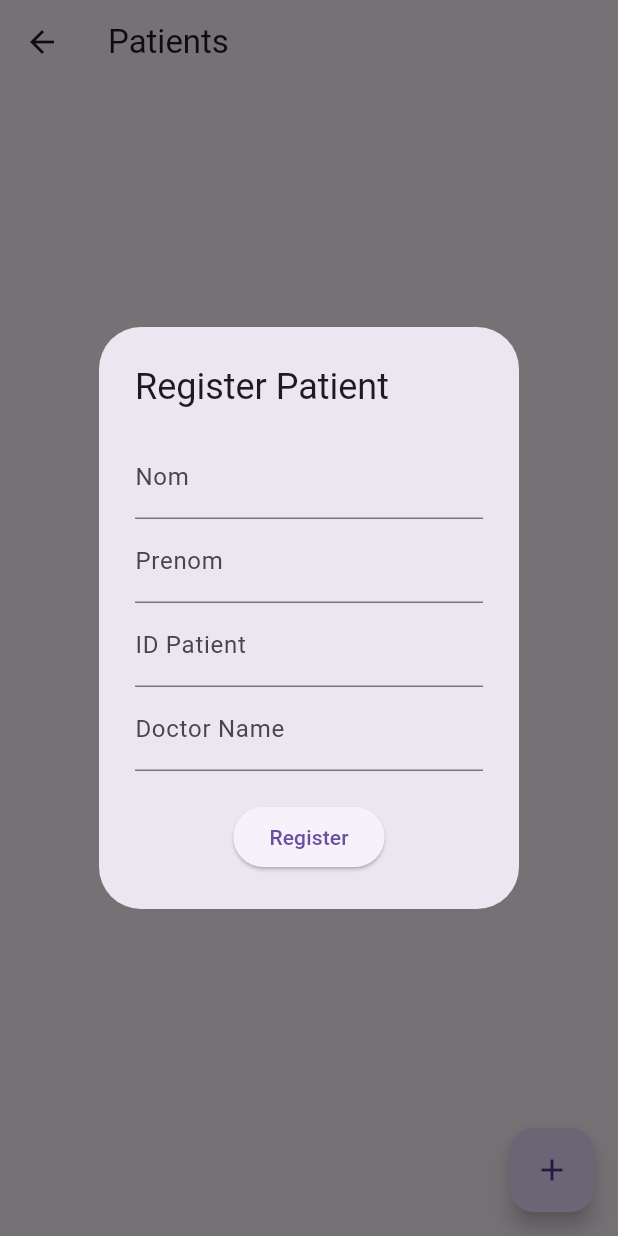
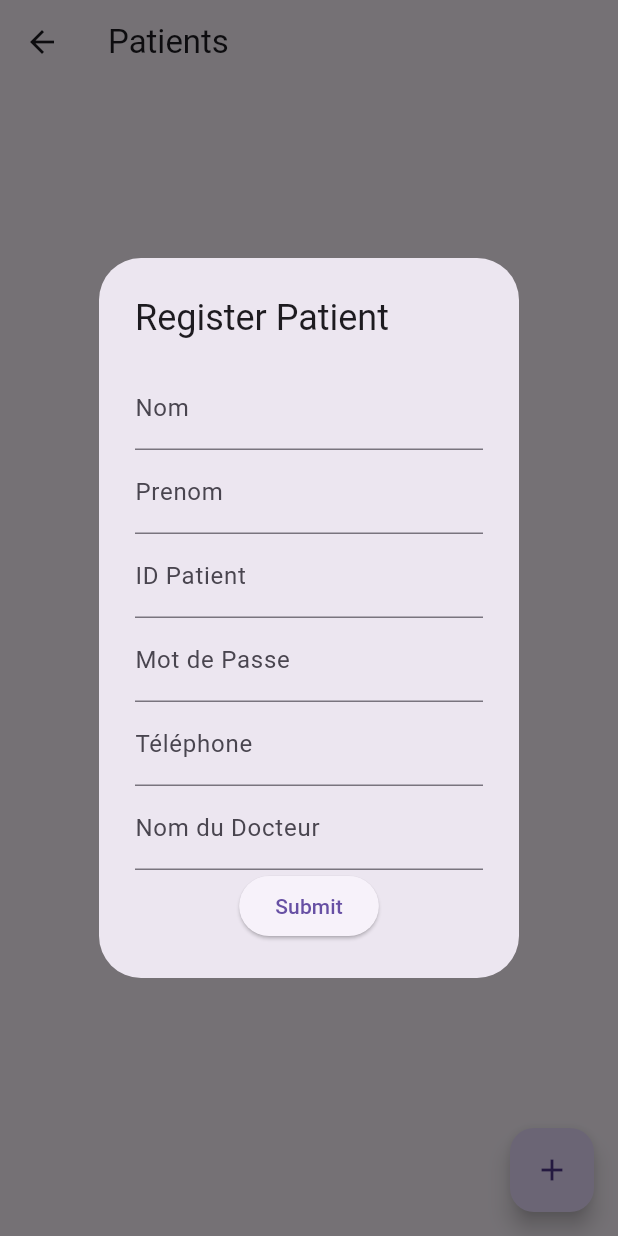
Before and after one commit to benmoumenzineb/front, a Flutter app: the PatientsPage screen opened directly, after a tap on the "add" icon, on a phone screen of 412 x 824 dp. Run offline on Flutter 3.47's test engine with Material 3 defaults, Android fonts, the phone set to English and light mode, and no system bars; our stand-ins replace fl_chart; network calls fail.

Commit message:
3 commit

```diff
--- a/lib/patients.dart
+++ b/lib/patients.dart
@@ -6,18 +6,27 @@ class Patient {
   final String idPatient;
   final String nom;
   final String prenom;
+  final String motDePasse;
+  final String telephone;
+  final String doctorName;
 
   Patient({
     required this.idPatient,
     required this.nom,
     required this.prenom,
+    required this.motDePasse,
+    required this.telephone,
+    required this.doctorName,
   });
 
   factory Patient.fromJson(Map<String, dynamic> json) {
     return Patient(
-      idPatient: json['idPatient'],
-      nom: json['nom'],
-      prenom: json['prenom'],
+      idPatient: json['idPatient'] ?? '',
+      nom: json['nom'] ?? '',
+      prenom: json['prenom'] ?? '',
+      motDePasse: json['motDePasse'] ?? '',
+      telephone: json['telephone'] ?? '',
+      doctorName: json['doctorName'] ?? '',
     );
   }
 
@@ -26,6 +35,9 @@ class Patient {
       'idPatient': idPatient,
       'nom': nom,
       'prenom': prenom,
+      'motDePasse': motDePasse,
+      'telephone': telephone,
+      'doctorName': doctorName,
     };
   }
 }
@@ -54,41 +66,68 @@ class _PatientsPageState extends State<PatientsPage> {
           patients = body.map((dynamic item) => Patient.fromJson(item)).toList();
         });
       } else {
-        print('Response body: ${response.body}');
         throw Exception('Failed to load patients');
       }
     } catch (e) {
-      print(e);
-      // Gérer l'erreur de manière appropriée dans votre application
+      print('Error: $e');
     }
   }
 
-  Future<void> registerPatient(String nom, String prenom, String idPatient, String doctorName) async {
+  Future<void> addPatient(Patient patient) async {
     var url = Uri.parse('http://localhost:8080/api/patients/createWithAuth');
     try {
       final response = await http.post(
         url,
-        headers: <String, String>{
-          'Content-Type': 'application/json; charset=UTF-8',
-        },
-        body: jsonEncode({
-          'nom': nom,
-          'prenom': prenom,
-          'id_patient': idPatient,
-          'doctorName': doctorName,
-        }),
+        headers: {'Content-Type': 'application/json; charset=UTF-8'},
+        body: jsonEncode(patient.toJson()),
       );
       if (response.statusCode == 201) {
         fetchPatients();
       } else {
-        print('Response body: ${response.body}');
-        throw Exception('Failed to register patient');
+        throw Exception('Failed to add patient');
       }
     } catch (e) {
-      print(e);
-      // Gérer l'erreur de manière appropriée dans votre application
+      print('Error: $e');
     }
   }
+
+
+  Future<void> deletePatient(String name) async {
+    var url = Uri.parse('http://localhost:8080/api/patients/byName');
+    try {
+      final response = await http.delete(url);
+      if (response.statusCode == 204) {
+        fetchPatients();
+      } else if (response.statusCode == 404) {
+        throw Exception('Patient not found');
+      } else {
+        throw Exception('Failed to delete patient');
+      }
+    } catch (e) {
+      print('Error: $e');
+    }
+  }
+/*pour donner non au token
+Future<void> deletePatientByName(String patientName) async {
+  final response = await http.delete(
+    Uri.parse('http://localhost:8080/api/patients/byName'),
+    headers: <String, String>{
+      'Content-Type': 'application/json; charset=UTF-8',
+      'Authorization': 'Bearer $accessToken', // Assurez-vous d'inclure le jeton d'authentification si nécessaire
+    },
+    body: jsonEncode(<String, String>{
+      'patientName': patientName,
+    }),
+  );
+
+  if (response.statusCode == 204) {
+    // Patient supprimé avec succès
+  } else {
+    // Gérer les autres codes d'état HTTP, par exemple, afficher un message d'erreur
+  }
+}
+
+ */
 
   @override
   Widget build(BuildContext context) {
@@ -101,8 +140,14 @@ class _PatientsPageState extends State<PatientsPage> {
         itemBuilder: (context, index) {
           final patient = patients[index];
           return ListTile(
-            title: Text(patient.nom),
-            subtitle: Text(patient.prenom),
+            title: Text(patient.nom.isNotEmpty ? patient.nom : 'Nom inconnu'),
+            subtitle: Text(patient.prenom.isNotEmpty ? patient.prenom : 'Prénom inconnu'),
+            trailing: IconButton(
+              icon: Icon(Icons.delete),
+              onPressed: () {
+                deletePatient(patient.idPatient);
+              },
+            ),
           );
         },
       ),
@@ -113,7 +158,7 @@ class _PatientsPageState extends State<PatientsPage> {
             builder: (context) {
               return AlertDialog(
                 title: Text('Register Patient'),
-                content: RegisterPatientForm(onSubmit: registerPatient),
+                content: RegisterPatientForm(onSubmit: addPatient),
               );
             },
           );
@@ -125,7 +170,7 @@ class _PatientsPageState extends State<PatientsPage> {
 }
 
 class RegisterPatientForm extends StatefulWidget {
-  final Function(String, String, String, String) onSubmit;
+  final Function(Patient) onSubmit;
 
   RegisterPatientForm({required this.onSubmit});
 
@@ -138,7 +183,9 @@ class _RegisterPatientFormState extends State<RegisterPatientForm> {
   final _nomController = TextEditingController();
   final _prenomController = TextEditingController();
   final _idPatientController = TextEditingController();
-  final _doctorNameController = TextEditingController();
+  final _motDePasseController = TextEditingController();
+  final _telephoneController = TextEditingController();
+  final _nomDocteurController = TextEditingController();
 
   @override
   Widget build(BuildContext context) {
@@ -178,8 +225,28 @@ class _RegisterPatientFormState extends State<RegisterPatientForm> {
             },
           ),
           TextFormField(
-            controller: _doctorNameController,
-            decoration: InputDecoration(labelText: 'Doctor Name'),
+            controller: _motDePasseController,
+            decoration: InputDecoration(labelText: 'Mot de Passe'),
+            validator: (value) {
+              if (value == null || value.isEmpty) {
+                return 'Please enter a mot de passe';
+              }
+              return null;
+            },
+          ),
+          TextFormField(
+            controller: _telephoneController,
+            decoration: InputDecoration(labelText: 'Téléphone'),
+            validator: (value) {
+              if (value == null || value.isEmpty) {
+                return 'Please enter a telephone';
+              }
+              return null;
+            },
+          ),
+          TextFormField(
+            controller: _nomDocteurController,
+            decoration: InputDecoration(labelText: 'Nom du Docteur'),
             validator: (value) {
               if (value == null || value.isEmpty) {
                 return 'Please enter a doctor name';
@@ -187,20 +254,22 @@ class _RegisterPatientFormState extends State<RegisterPatientForm> {
               return null;
             },
           ),
-          SizedBox(height: 20),
           ElevatedButton(
             onPressed: () {
-              if (_formKey.currentState!.validate()) {
-                widget.onSubmit(
-                  _nomController.text,
-                  _prenomController.text,
-                  _idPatientController.text,
-                  _doctorNameController.text,
+              if (_formKey.currentState?.validate() ?? false) {
+                final newPatient = Patient(
+                  idPatient: _idPatientController.text,
+                  nom: _nomController.text,
+                  prenom: _prenomController.text,
+                  motDePasse: _motDePasseController.text,
+                  telephone: _telephoneController.text,
+                  doctorName: _nomDocteurController.text,
                 );
+                widget.onSubmit(newPatient);
                 Navigator.of(context).pop();
               }
             },
-            child: Text('Register'),
+            child: Text('Submit'),
           ),
         ],
       ),
```
